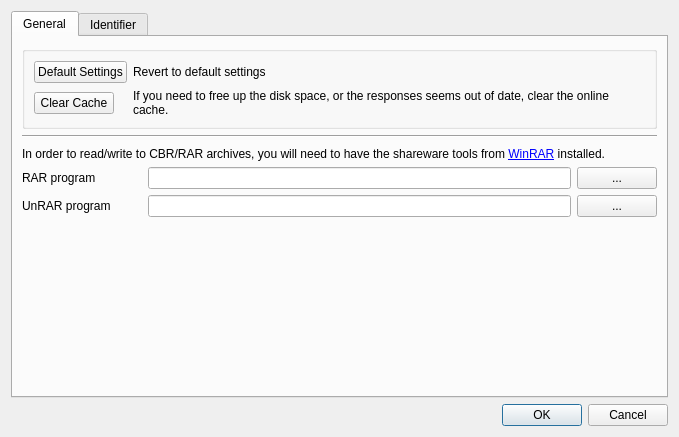
Old version of the form settingswindow.ui in the repository comictagger/comictagger.
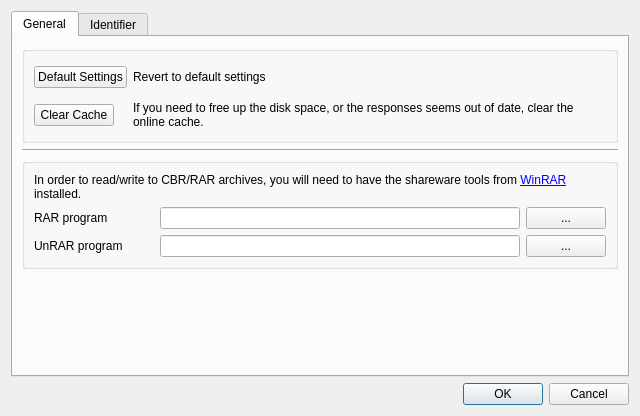
New version of the form.

Commit message: Even better settings window tweaks!

Patch:
```diff
--- a/settingswindow.ui
+++ b/settingswindow.ui
@@ -6,8 +6,8 @@
    <rect>
     <x>0</x>
     <y>0</y>
-    <width>679</width>
-    <height>437</height>
+    <width>640</width>
+    <height>416</height>
    </rect>
   </property>
   <property name="windowTitle">
@@ -16,7 +16,7 @@
   <property name="sizeGripEnabled">
    <bool>false</bool>
   </property>
-  <layout class="QGridLayout" name="gridLayout">
+  <layout class="QGridLayout" name="gridLayout_2">
    <item row="0" column="0">
     <layout class="QVBoxLayout" name="verticalLayout">
      <item>
@@ -28,14 +28,9 @@
         <attribute name="title">
          <string>General</string>
         </attribute>
-        <layout class="QGridLayout" name="gridLayout_2">
-         <item row="0" column="0">
           <layout class="QVBoxLayout" name="verticalLayout_2">
            <item>
-            <layout class="QHBoxLayout" name="horizontalLayout_4"/>
-           </item>
-           <item>
-            <widget class="QGroupBox" name="grpBox">
+          <widget class="QGroupBox" name="grpBoxBtns">
              <property name="title">
               <string/>
              </property>
@@ -109,6 +104,9 @@
             </widget>
            </item>
            <item>
+          <widget class="QGroupBox" name="grpBoxRar">
+           <layout class="QGridLayout" name="gridLayout">
+            <item row="0" column="0" colspan="3">
             <widget class="QLabel" name="lblRarHelp">
              <property name="sizePolicy">
               <sizepolicy hsizetype="Preferred" vsizetype="Expanding">
@@ -136,9 +134,7 @@
              </property>
             </widget>
            </item>
-           <item>
-            <layout class="QHBoxLayout" name="horizontalLayout">
-             <item>
+            <item row="1" column="0">
               <widget class="QLabel" name="label_7">
                <property name="sizePolicy">
                 <sizepolicy hsizetype="Preferred" vsizetype="Preferred">
@@ -163,7 +159,7 @@
                </property>
               </widget>
              </item>
-             <item>
+            <item row="1" column="1">
               <widget class="QLineEdit" name="leRarExePath">
                <property name="sizePolicy">
                 <sizepolicy hsizetype="Expanding" vsizetype="Maximum">
@@ -176,7 +172,7 @@
                </property>
               </widget>
              </item>
-             <item>
+            <item row="1" column="2">
               <widget class="QPushButton" name="btnBrowseRar">
                <property name="sizePolicy">
                 <sizepolicy hsizetype="Minimum" vsizetype="Maximum">
@@ -189,11 +185,7 @@
                </property>
               </widget>
              </item>
-            </layout>
-           </item>
-           <item>
-            <layout class="QHBoxLayout" name="horizontalLayout_2">
-             <item>
+            <item row="2" column="0">
               <widget class="QLabel" name="lblUnrar">
                <property name="minimumSize">
                 <size>
@@ -206,14 +198,14 @@
                </property>
               </widget>
              </item>
-             <item>
+            <item row="2" column="1">
               <widget class="QLineEdit" name="leUnrarExePath">
                <property name="readOnly">
                 <bool>true</bool>
                </property>
               </widget>
              </item>
-             <item>
+            <item row="2" column="2">
               <widget class="QPushButton" name="btnBrowseUnrar">
                <property name="text">
                 <string>...</string>
@@ -221,10 +213,9 @@
               </widget>
              </item>
             </layout>
-           </item>
-          </layout>
-         </item>
-         <item row="1" column="0">
+          </widget>
+         </item>
+         <item>
           <spacer name="verticalSpacer">
            <property name="orientation">
             <enum>Qt::Vertical</enum>
```
Lines whose indentation alone changed are shown as unchanged.
